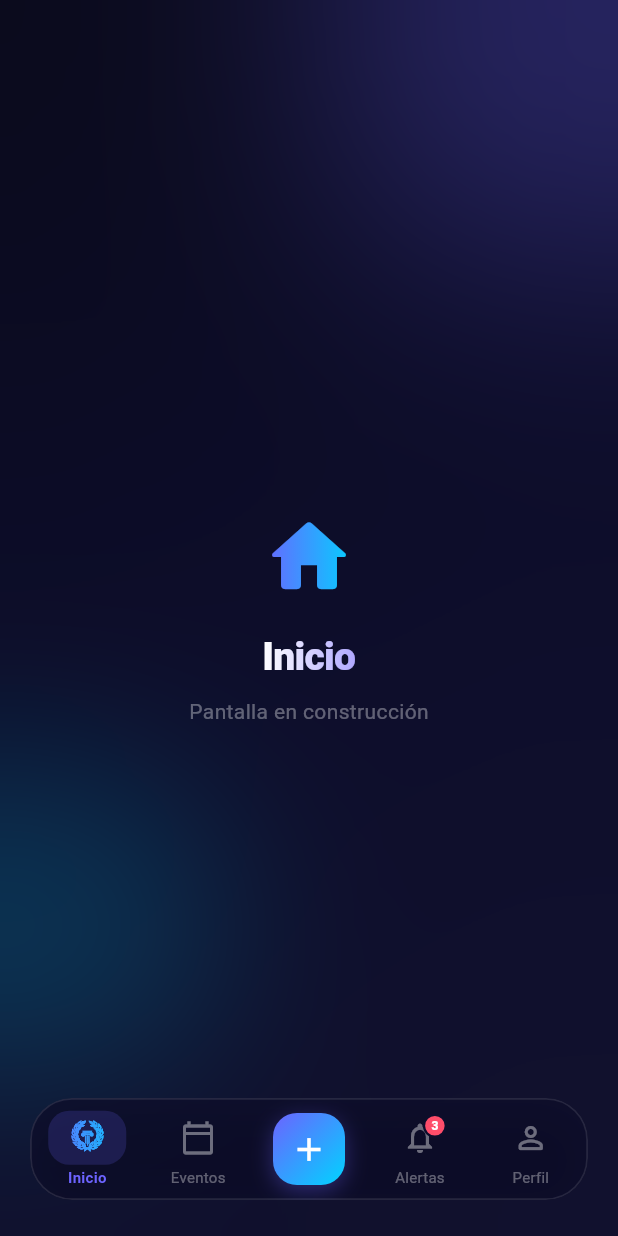
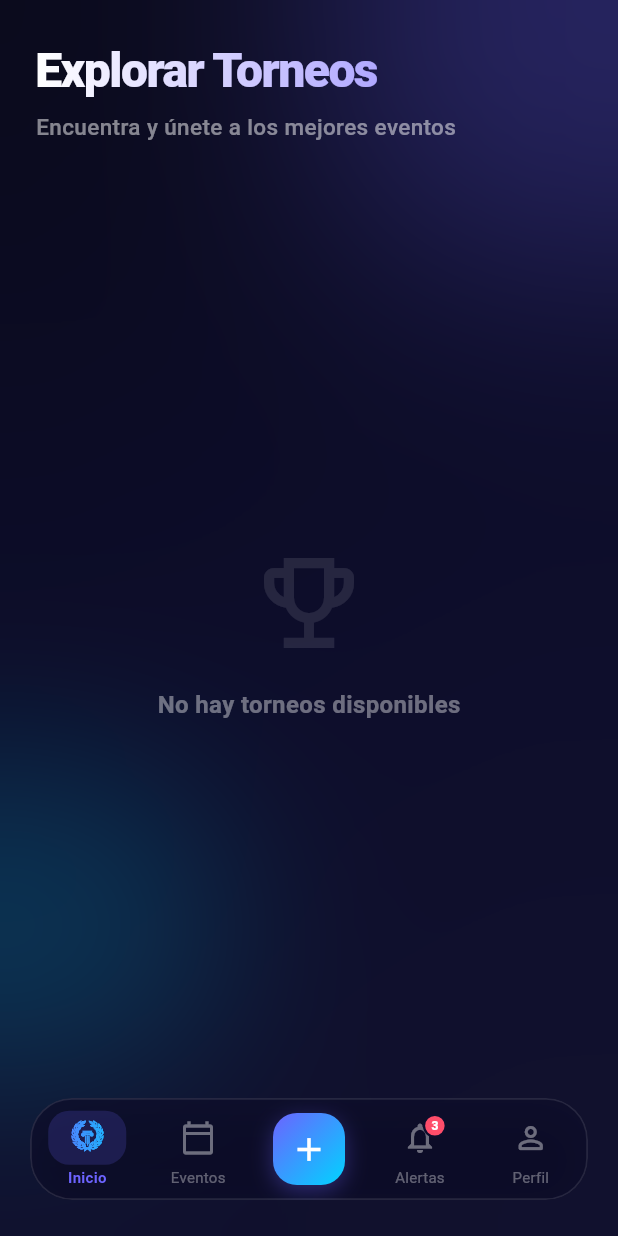
Before and after one commit to conor0mcgregor/gromy, a Flutter app: the screen it shows once a user with an empty profile is signed in, on a phone screen of 412 x 824 dp. Run offline on Flutter 3.47's test engine with Material 3 defaults, Android fonts, the phone set to English and light mode, and no system bars; our stand-ins replace cloud_firestore, firebase_auth, firebase_core, google_sign_in, shared_preferences, sign_in_with_apple; accounts and stored records are empty.

Commit message:
Visualización de torneos de la bdd en Home.

```diff
--- /dev/null
+++ b/lib/features/home/presentation/controllers/home_controller.dart
@@ -0,0 +1,15 @@
+import 'package:flutter/material.dart';
+import '../../../tournament/data/model/app_tournament.dart';
+import '../../../tournament/data/repositories/tournament_repository.dart';
+import '../../../tournament/data/services/firestore_tournament_service.dart';
+
+class HomeController extends ChangeNotifier {
+  HomeController({TournamentRepository? tournamentRepository})
+      : _tournamentRepository = tournamentRepository ?? FirestoreTournamentService();
+
+  final TournamentRepository _tournamentRepository;
+
+  Stream<List<AppTournament>> watchTournaments() {
+    return _tournamentRepository.watchTournaments();
+  }
+}
--- a/lib/features/home/presentation/screens/home_screen.dart
+++ b/lib/features/home/presentation/screens/home_screen.dart
@@ -1,45 +1,125 @@
 import 'package:flutter/material.dart';
+import 'package:gromy/features/tournament/data/model/app_tournament.dart';
+import '../controllers/home_controller.dart';
+import '../widgets/tournament_card.dart';
 
-class HomeScreen extends StatelessWidget {
+class HomeScreen extends StatefulWidget {
   const HomeScreen({super.key});
 
   @override
+  State<HomeScreen> createState() => _HomeScreenState();
+}
+
+class _HomeScreenState extends State<HomeScreen> {
+  late final HomeController _homeController;
+
+  @override
+  void initState() {
+    super.initState();
+    _homeController = HomeController();
+  }
+
+  @override
   Widget build(BuildContext context) {
-    return Center(
+    return Scaffold(
+      backgroundColor: Colors.transparent,
+      body: SafeArea(
         child: Column(
-        mainAxisSize: MainAxisSize.min,
+          crossAxisAlignment: CrossAxisAlignment.start,
           children: [
-          ShaderMask(
-            shaderCallback: (b) => const LinearGradient(
-              colors: [Color(0xFF6C63FF), Color(0xFF00D4FF)],
-            ).createShader(b),
-            child: const Icon(Icons.home_rounded, size: 64, color: Colors.white),
-          ),
-          const SizedBox(height: 16),
+            Padding(
+              padding: const EdgeInsets.fromLTRB(24, 24, 24, 16),
+              child: Column(
+                crossAxisAlignment: CrossAxisAlignment.start,
+                children: [
                   ShaderMask(
                     shaderCallback: (b) => const LinearGradient(
                       colors: [Color(0xFFFFFFFF), Color(0xFFB0A8FF)],
                     ).createShader(b),
                     child: const Text(
-              'Inicio',
+                      'Explorar Torneos',
                       style: TextStyle(
-                fontSize: 26,
-                fontWeight: FontWeight.w800,
+                        fontSize: 32,
+                        fontWeight: FontWeight.w900,
                         color: Colors.white,
-                letterSpacing: -0.5,
+                        letterSpacing: -1,
                       ),
                     ),
                   ),
-          const SizedBox(height: 8),
+                  const SizedBox(height: 4),
                   Text(
-            'Pantalla en construcción',
+                    'Encuentra y únete a los mejores eventos',
                     style: TextStyle(
-              fontSize: 14,
-              color: Colors.white.withOpacity(0.35),
+                      fontSize: 15,
+                      color: Colors.white.withOpacity(0.5),
+                      fontWeight: FontWeight.w500,
+                    ),
+                  ),
+                ],
+              ),
+            ),
+            Expanded(
+              child: StreamBuilder<List<AppTournament>>(
+                stream: _homeController.watchTournaments(),
+                builder: (context, snapshot) {
+                  if (snapshot.connectionState == ConnectionState.waiting) {
+                    return const Center(
+                      child: CircularProgressIndicator(
+                        color: Color(0xFF6C63FF),
+                      ),
+                    );
+                  }
+
+                  if (snapshot.hasError) {
+                    debugPrint('ERROR EN HOME_SCREEN: ${snapshot.error}');
+                    return Center(
+                      child: Text(
+                        'Error: ${snapshot.error}',
+                        style: TextStyle(color: Colors.red.withOpacity(0.6)),
+                      ),
+                    );
+                  }
+
+                  final tournaments = snapshot.data ?? [];
+                  debugPrint('TORNEOS RECUPERADOS: ${tournaments.length}');
+
+                  if (tournaments.isEmpty) {
+                    return Center(
+                      child: Column(
+                        mainAxisSize: MainAxisSize.min,
+                        children: [
+                          Icon(
+                            Icons.emoji_events_outlined,
+                            size: 80,
+                            color: Colors.white.withOpacity(0.1),
+                          ),
+                          const SizedBox(height: 16),
+                          Text(
+                            'No hay torneos disponibles',
+                            style: TextStyle(
+                              color: Colors.white.withOpacity(0.4),
+                              fontSize: 16,
+                              fontWeight: FontWeight.w600,
                             ),
                           ),
                         ],
                       ),
                     );
                   }
+
+                  return ListView.builder(
+                    padding: const EdgeInsets.fromLTRB(20, 0, 20, 100),
+                    itemCount: tournaments.length,
+                    itemBuilder: (context, index) {
+                      return TournamentCard(tournament: tournaments[index]);
+                    },
+                  );
+                },
+              ),
+            ),
+          ],
+        ),
+      ),
+    );
   }
+}
--- a/lib/features/tournament/data/repositories/tournament_repository.dart
+++ b/lib/features/tournament/data/repositories/tournament_repository.dart
@@ -2,4 +2,5 @@ import '../model/app_tournament.dart';
 
 abstract interface class TournamentRepository {
   Future<AppTournament> createTournament(AppTournament tournament);
+  Stream<List<AppTournament>> watchTournaments();
 }
--- a/pubspec.yaml
+++ b/pubspec.yaml
@@ -41,6 +41,7 @@ dependencies:
   crypto: ^3.0.7
   cloud_firestore: ^6.2.0
   shared_preferences: ^2.5.3
+  intl: ^0.19.0
 
 dev_dependencies:
   flutter_test:
```
Also changed, not shown: lib/features/home/presentation/widgets/tournament_card.dart (added, +140 -0 lines), lib/features/tournament/data/services/firestore_tournament_service.dart (+23 -6 lines), pubspec.lock. Lines whose indentation alone changed are shown as unchanged.
